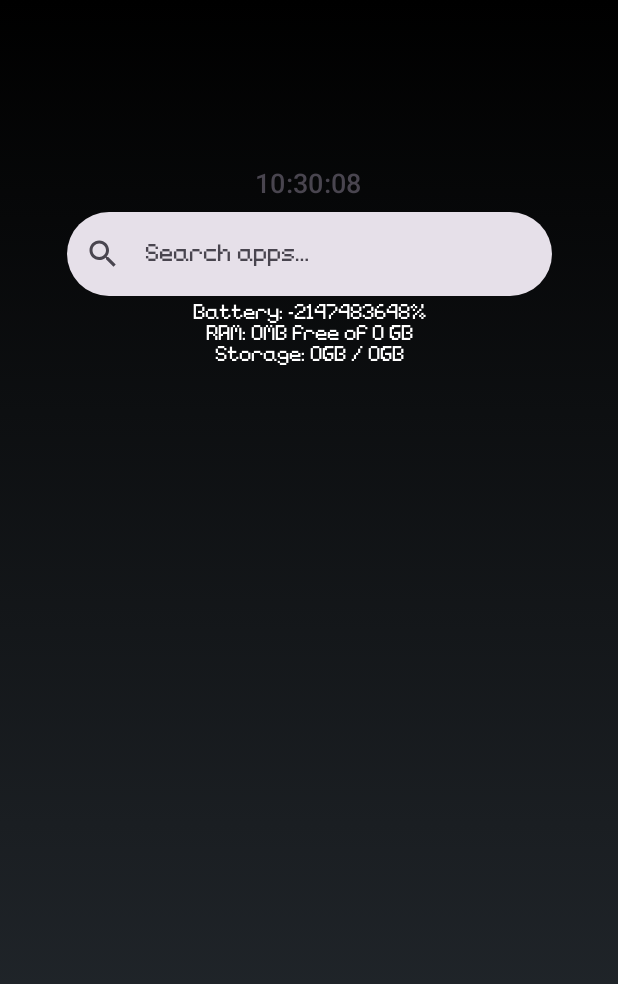
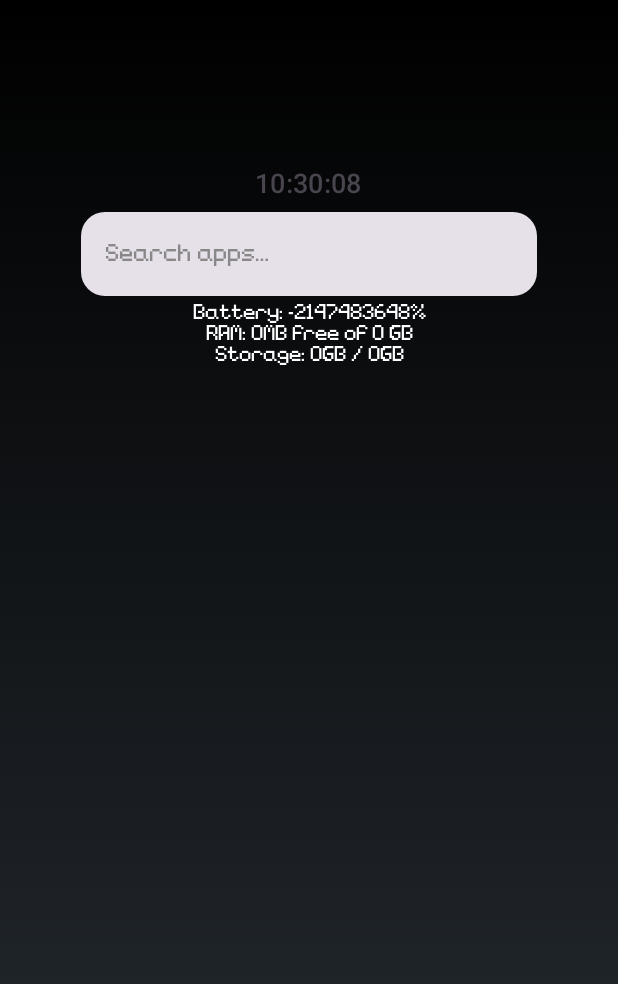
Before and after one commit to mariaanko/Null-Launcher, an Android app built with Jetpack Compose: the screen it shows after launch (MainActivity), on a phone screen of 412 x 824 dp. Shown: the top 984 px of the screen. Run offline under Robolectric (Android 15) with nearby library versions, the phone set to English and light mode, and no system bars.

Commit message:
added clear option to search bar improved query optimization

```diff
--- a/app/src/main/java/com/wordpress/mariaanko/nulllauncher/MainActivity.kt
+++ b/app/src/main/java/com/wordpress/mariaanko/nulllauncher/MainActivity.kt
@@ -4,7 +4,6 @@ import android.app.ActivityManager
 import android.content.Context
 import android.content.Intent
 import android.os.BatteryManager
-import android.os.Build
 import android.os.Bundle
 import android.os.Environment
 import android.os.StatFs
@@ -22,11 +21,11 @@ import androidx.compose.foundation.layout.height
 import androidx.compose.foundation.layout.padding
 import androidx.compose.foundation.lazy.LazyColumn
 import androidx.compose.foundation.shape.RoundedCornerShape
-import androidx.compose.foundation.text.KeyboardOptions
 import androidx.compose.material.icons.Icons
-import androidx.compose.material.icons.filled.Search
+import androidx.compose.material.icons.filled.Close
 import androidx.compose.material3.ExperimentalMaterial3Api
 import androidx.compose.material3.Icon
+import androidx.compose.material3.IconButton
 import androidx.compose.material3.MaterialTheme
 import androidx.compose.material3.Text
 import androidx.compose.material3.TextField
@@ -41,7 +40,6 @@ import androidx.compose.ui.Modifier
 import androidx.compose.ui.draw.clip
 import androidx.compose.ui.graphics.Color
 import androidx.compose.ui.platform.LocalContext
-import androidx.compose.ui.text.input.ImeAction
 import androidx.compose.ui.unit.dp
 import androidx.compose.ui.text.font.Font
 import androidx.compose.ui.text.font.FontFamily
@@ -50,6 +48,7 @@ import androidx.compose.material3.Typography
 import androidx.compose.runtime.LaunchedEffect
 import androidx.compose.ui.text.TextStyle
 import androidx.compose.ui.unit.sp
+import kotlinx.coroutines.delay
 
 class MainActivity : ComponentActivity() {
     override fun onCreate(savedInstanceState: Bundle?) {
@@ -143,36 +142,50 @@ fun MinimalLauncherApp() {
     }
 }
 
+@OptIn(ExperimentalMaterial3Api::class)
 @Composable
 fun SearchBar(
     query: String,
-    onQueryChange: (String) -> Unit,
+    onQueryChange: (String) -> Unit
 ) {
+    var debouncedQuery by remember { mutableStateOf(query) }
+
+    LaunchedEffect(query) {
+        delay(150) // debounce delay
+        debouncedQuery = query.lowercase()
+    }
+
     TextField(
         value = query,
         onValueChange = onQueryChange,
-        placeholder = { Text("Search apps…") },
+        placeholder = { Text("Search apps…", color = Color.Gray) },
         singleLine = true,
         modifier = Modifier
-            .fillMaxWidth(0.85f)
-            .clip(RoundedCornerShape(62.dp)),
+            .fillMaxWidth(0.8f)
+            .clip(RoundedCornerShape(16.dp)),
+        textStyle = TextStyle(
+            color = Color.Gray,
+            fontSize = 18.sp
+        ),
         colors = TextFieldDefaults.colors(
-            focusedIndicatorColor = Color.Transparent,
+            focusedIndicatorColor = Color.Gray,
             unfocusedIndicatorColor = Color.Transparent,
             disabledIndicatorColor = Color.Transparent
         ),
-        leadingIcon = {
-            Icon(
-                imageVector = Icons.Default.Search,
-                contentDescription = "Search",
-                tint = MaterialTheme.colorScheme.onSurfaceVariant
-            )
-        },
-        keyboardOptions = KeyboardOptions.Default.copy(
-            imeAction = ImeAction.Search
-        )
+        trailingIcon = {
+            if (query.isNotEmpty()) {
+                IconButton(onClick = { onQueryChange("") }) {
+                    Icon(
+                        imageVector = Icons.Default.Close,
+                        contentDescription = "Clear search",
+                        tint = Color.Gray
+                    )
+                }
+            }
+        }
     )
 }
+
 
 @Composable
 fun Clock() {
```
